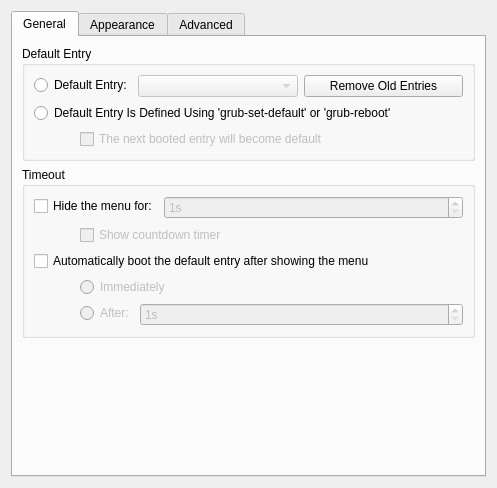
Old version of the form ui/kcm_grub2.ui in the repository KDE/kcm-grub2.
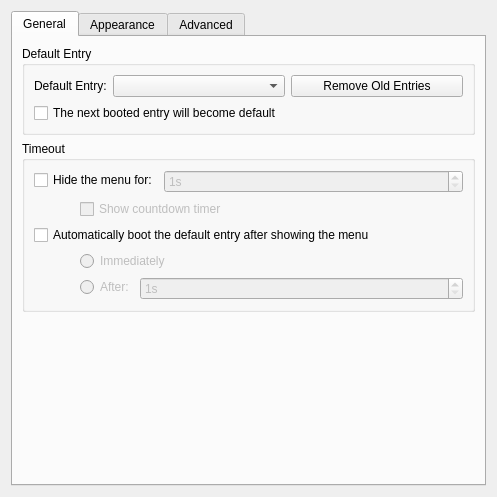
New version of the form. Custom widgets are drawn as their Qt base class.

Commit message:
Simplify the default-entry-picking UI.
By reading GRUB enviroments block we are able to provide unified
behaviour which the user won't notice.

Actually we always make use of grub-set-default but it in a transparent
manner.

What changed in the file:
```diff
--- a/ui/kcm_grub2.ui
+++ b/ui/kcm_grub2.ui
@@ -6,8 +6,8 @@
    <rect>
     <x>0</x>
     <y>0</y>
-    <width>471</width>
-    <height>488</height>
+    <width>488</width>
+    <height>497</height>
    </rect>
   </property>
   <layout class="QGridLayout" name="gridLayout_5">
@@ -26,13 +26,11 @@
          <property name="title">
           <string comment="@title:group">Default Entry</string>
          </property>
-         <layout class="QFormLayout" name="formLayout_5">
-          <item row="0" column="0" colspan="2">
            <layout class="QFormLayout" name="formLayout">
             <item row="0" column="0">
-             <widget class="QRadioButton" name="radioButton_default">
+           <widget class="QLabel" name="label_default">
               <property name="text">
-               <string comment="@option:radio">Default Entry:</string>
+             <string comment="@label:listbox">Default Entry:</string>
               </property>
              </widget>
             </item>
@@ -40,9 +38,6 @@
              <layout class="QHBoxLayout" name="horizontalLayout">
               <item>
                <widget class="QComboBox" name="comboBox_default">
-                <property name="enabled">
-                 <bool>false</bool>
-                </property>
                 <property name="sizeAdjustPolicy">
                  <enum>QComboBox::AdjustToContents</enum>
                 </property>
@@ -57,36 +52,8 @@
               </item>
              </layout>
             </item>
-           </layout>
-          </item>
           <item row="1" column="0" colspan="2">
-           <widget class="QRadioButton" name="radioButton_saved">
-            <property name="text">
-             <string comment="@option:radio">Default Entry Is Defined Using 'grub-set-default' or 'grub-reboot'</string>
-            </property>
-           </widget>
-          </item>
-          <item row="2" column="0">
-           <spacer name="horizontalSpacer">
-            <property name="orientation">
-             <enum>Qt::Horizontal</enum>
-            </property>
-            <property name="sizeType">
-             <enum>QSizePolicy::Minimum</enum>
-            </property>
-            <property name="sizeHint" stdset="0">
-             <size>
-              <width>40</width>
-              <height>20</height>
-             </size>
-            </property>
-           </spacer>
-          </item>
-          <item row="2" column="1">
            <widget class="QCheckBox" name="checkBox_savedefault">
-            <property name="enabled">
-             <bool>false</bool>
-            </property>
             <property name="text">
              <string comment="@option:check">The next booted entry will become default</string>
             </property>
```
Left out of the diff: 36 changed lines with no effect on the pictures. Lines whose indentation alone changed are shown as unchanged. The commit also changes 4 other files.
